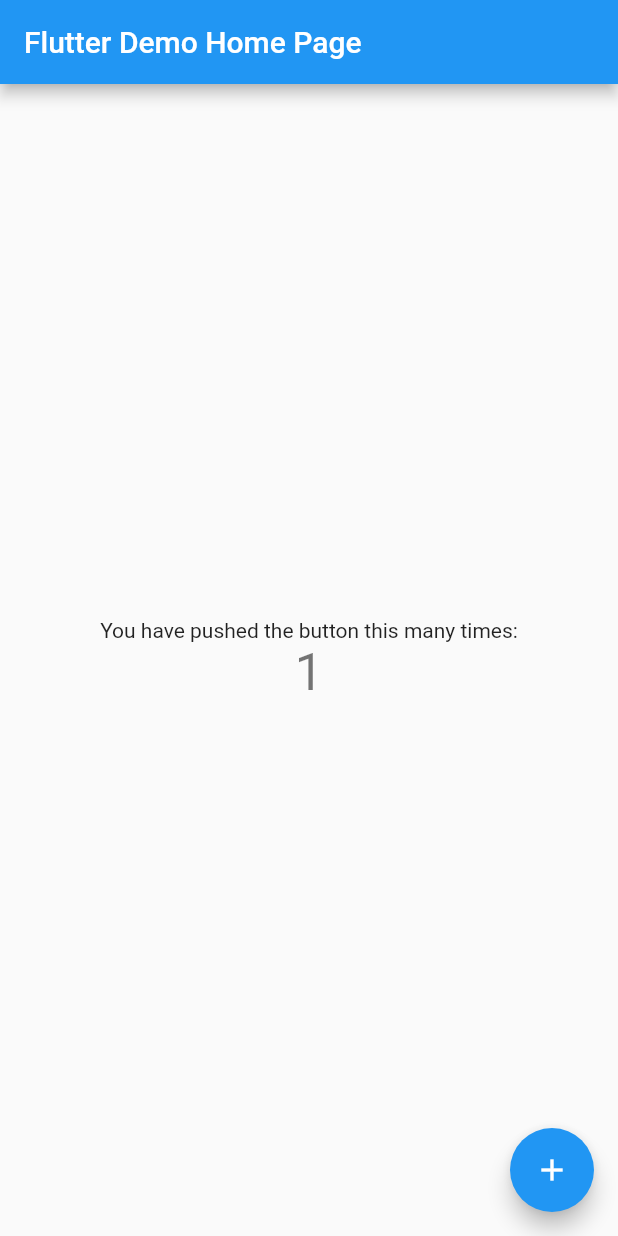
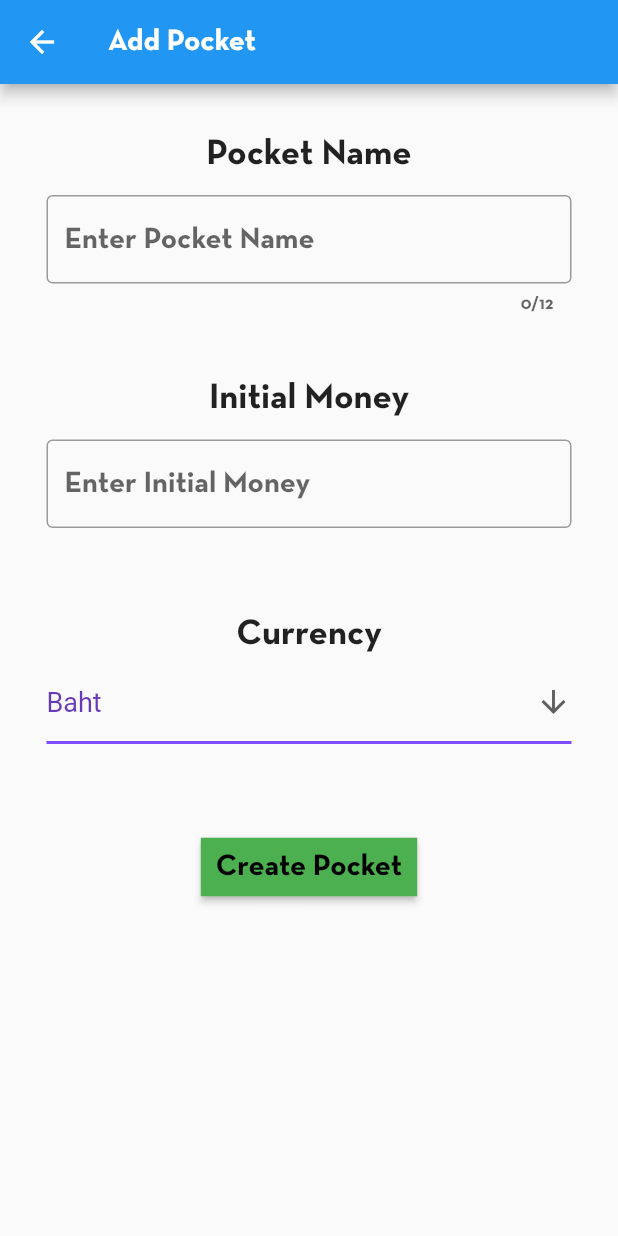
Before and after one commit to SuphasitC/my_ledger_app, a Flutter app: the screen it shows after launch, after a tap on the "add" icon, on a phone screen of 412 x 824 dp. Run offline on Flutter 3.47's test engine with Material 2 defaults, Android fonts, the phone set to English and light mode, and no system bars.

Commit message:
second commit

```diff
--- /dev/null
+++ b/lib/config/routes.dart
@@ -0,0 +1,5 @@
+class AppRoutes {
+  static const myPocket = '/';
+  static const addPocket = '/add_pocket';
+  static const interface = '/interface';
+}
--- a/lib/main.dart
+++ b/lib/main.dart
@@ -1,4 +1,9 @@
 import 'package:flutter/material.dart';
+import 'package:my_ledger_app/presentation/add_pocket.dart';
+import 'package:my_ledger_app/presentation/interface.dart';
+import 'package:my_ledger_app/presentation/my_pocket.dart';
+import 'package:my_ledger_app/my_pocket_class.dart';
+import 'package:my_ledger_app/config/routes.dart';
 
 void main() {
   runApp(MyApp());
@@ -10,54 +15,32 @@ class MyApp extends StatelessWidget {
     return MaterialApp(
       title: 'Flutter Demo',
       theme: ThemeData(
+        fontFamily: 'NeutraText',
         primarySwatch: Colors.blue,
         visualDensity: VisualDensity.adaptivePlatformDensity,
       ),
-      home: MyHomePage(title: 'Flutter Demo Home Page'),
+      onGenerateRoute: _registerRouteWithParameters,
+      // home: MyHomePage(title: 'Flutter Demo Home Page'),
+      home: MyPocket(),
+      // home: AddPocketPage(),
+      // home: Interface(
+      //   pocketName: 'Em',
+      // ),
     );
   }
 }
 
-class MyHomePage extends StatefulWidget {
-  MyHomePage({Key key, this.title}) : super(key: key);
-  final String title;
-  @override
-  _MyHomePageState createState() => _MyHomePageState();
-}
-
-class _MyHomePageState extends State<MyHomePage> {
-  int _counter = 0;
-  void _incrementCounter() {
-    setState(() {
-      _counter++;
+Route _registerRouteWithParameters(RouteSettings settings) {
+  Pocket pocket = settings.arguments;
+  if (settings.name == AppRoutes.addPocket) {
+    return MaterialPageRoute(builder: (context) {
+      return AddPocketPage();
     });
   }
-
-  @override
-  Widget build(BuildContext context) {
-    return Scaffold(
-      appBar: AppBar(
-        title: Text(widget.title),
-      ),
-      body: Center(
-        child: Column(
-          mainAxisAlignment: MainAxisAlignment.center,
-          children: <Widget>[
-            Text(
-              'You have pushed the button this many times:',
-            ),
-            Text(
-              '$_counter',
-              style: Theme.of(context).textTheme.headline4,
-            ),
-          ],
-        ),
-      ),
-      floatingActionButton: FloatingActionButton(
-        onPressed: _incrementCounter,
-        tooltip: 'Increment',
-        child: Icon(Icons.add),
-      ),
-    );
+  if (settings.name == AppRoutes.interface) {
+    return MaterialPageRoute(builder: (context) {
+      return Interface(pocket: pocket);
+    });
   }
+  return null;
 }
--- /dev/null
+++ b/lib/my_pocket_class.dart
@@ -0,0 +1,16 @@
+class Pocket {
+  final String name;
+  double initialMoney;
+  double currentMoney;
+  Pocket(this.name, this.initialMoney, this.currentMoney);
+}
+
+List<Pocket> pockets = [];
+List<Pocket> favouritePockets = [];
+
+bool isNotEmpty(List<Pocket> poc) {
+  if (poc.length == 0)
+    return false;
+  else
+    return true;
+}
--- /dev/null
+++ b/lib/presentation/add_pocket.dart
@@ -0,0 +1,60 @@
+import 'package:flutter/material.dart';
+import 'package:my_ledger_app/my_pocket_class.dart';
+import 'package:my_ledger_app/presentation/drop_down_currencies.dart';
+import 'package:my_ledger_app/presentation/input_form.dart';
+import 'package:my_ledger_app/global_storage.dart';
+
+class AddPocketPage extends StatelessWidget {
+  Pocket createPocket() {
+    String name = '';
+    double initialMoney = 0;
+    double currentMoney = initialMoney;
+    if (store.get("pocketName") != null) {
+      name = store.get("pocketName");
+    }
+    if (store.get("initialMoney") != null) {
+      initialMoney = double.parse(store.get("initialMoney"));
+      currentMoney = initialMoney;
+    }
+    return Pocket(name, initialMoney, currentMoney);
+  }
+
+  @override
+  Widget build(BuildContext context) {
+    return Scaffold(
+      resizeToAvoidBottomInset: false,
+      appBar: AppBar(
+        title: Text('Add Pocket'),
+      ),
+      body: Center(
+        child: Column(
+          mainAxisAlignment: MainAxisAlignment.start,
+          children: <Widget>[
+            NameForm(),
+            InitialMoneyForm(),
+            DropDownCurrency(),
+            Padding(
+              padding: EdgeInsets.only(top: 50),
+              child: RaisedButton(
+                onPressed: () {
+                  pockets.add(createPocket());
+                  Navigator.of(context).pop();
+                },
+                textColor: Colors.black,
+                padding: const EdgeInsets.all(0.0),
+                child: Container(
+                  decoration: const BoxDecoration(
+                    color: Colors.green,
+                  ),
+                  padding: const EdgeInsets.all(10.0),
+                  child: const Text('Create Pocket',
+                      style: TextStyle(fontSize: 20)),
+                ),
+              ),
+            ),
+          ],
+        ),
+      ),
+    );
+  }
+}
--- /dev/null
+++ b/lib/presentation/drop_down_currencies.dart
@@ -0,0 +1,57 @@
+import 'package:flutter/material.dart';
+
+class DropDownCurrency extends StatefulWidget {
+  @override
+  _DropDownCurrencyState createState() => _DropDownCurrencyState();
+}
+
+class _DropDownCurrencyState extends State<DropDownCurrency> {
+  String currency = 'Baht';
+
+  @override
+  Widget build(BuildContext context) {
+    return Column(
+      children: [
+        Padding(
+          padding: const EdgeInsets.only(top: 59, bottom: 10),
+          child: Text(
+            "Currency",
+            style: TextStyle(fontSize: 24, fontWeight: FontWeight.bold),
+          ),
+        ),
+        Container(
+          height: 60,
+          width: 350,
+          // decoration: BoxDecoration(border: Border.all(color: Colors.black)),
+          child: DropdownButton<String>(
+            isExpanded: true,
+            value: currency,
+            icon: Icon(Icons.arrow_downward),
+            iconSize: 24,
+            elevation: 16,
+            style: TextStyle(color: Colors.deepPurple),
+            underline: Container(
+              height: 2,
+              color: Colors.deepPurpleAccent,
+            ),
+            onChanged: (String newCurrency) {
+              setState(() {
+                currency = newCurrency;
+              });
+            },
+            items: <String>['Baht', 'Dollar', 'Yen', 'GBP']
+                .map<DropdownMenuItem<String>>((String value) {
+              return DropdownMenuItem<String>(
+                value: value,
+                child: Text(
+                  value,
+                  style: TextStyle(fontSize: 18),
+                ),
+              );
+            }).toList(),
+          ),
+        ),
+      ],
+    );
+  }
+}
--- /dev/null
+++ b/lib/presentation/input_form.dart
@@ -0,0 +1,114 @@
+import 'package:flutter/material.dart';
+import 'package:my_ledger_app/global_storage.dart';
+
+class NameForm extends StatefulWidget {
+  @override
+  _NameFormState createState() => _NameFormState();
+}
+
+class _NameFormState extends State<NameForm> {
+  final nameFormController = TextEditingController();
+
+  void setPocketName() {
+    store.set("pocketName", nameFormController.text);
+  }
+
+  @override
+  void dispose() {
+    nameFormController.dispose();
+    super.dispose();
+  }
+
+  @override
+  Widget build(BuildContext context) {
+    return Container(
+      width: 350,
+      child: Column(
+        children: [
+          Padding(
+            padding: const EdgeInsets.only(top: 35, bottom: 16),
+            child: Text(
+              "Pocket Name",
+              style: TextStyle(fontSize: 24, fontWeight: FontWeight.bold),
+            ),
+          ),
+          TextFormField(
+            maxLength: 12,
+            style: TextStyle(fontSize: 20.0, color: Colors.black),
+            controller: nameFormController,
+            onChanged: (text) =>
+                {setPocketName(), print("NameFormText = $text")},
+            decoration: const InputDecoration(
+              border: OutlineInputBorder(
+                  borderSide: BorderSide(color: Colors.teal)),
+              // icon: Icon(Icons.credit_card),
+              fillColor: Colors.white,
+              hintText: 'Enter Pocket Name',
+              // labelText: 'Pocket Name',
+            ),
+            validator: (String value) {
+              return value.isEmpty ? 'You should enter pocket name.' : null;
+            },
+          ),
+        ],
+      ),
+    );
+  }
+}
+
+class InitialMoneyForm extends StatefulWidget {
+  @override
+  _InitialMoneyFormState createState() => _InitialMoneyFormState();
+}
+
+class _InitialMoneyFormState extends State<InitialMoneyForm> {
+  final moneyFormController = TextEditingController();
+
+  void setPocketMoney() {
+    String initialMoney = moneyFormController.text;
+    store.set("initialMoney", initialMoney);
+  }
+
+  @override
+  void dispose() {
+    moneyFormController.dispose();
+    super.dispose();
+  }
+
+  @override
+  Widget build(BuildContext context) {
+    return Container(
+      width: 350,
+      child: Column(
+        children: [
+          Padding(
+            padding: const EdgeInsets.only(top: 45, bottom: 16),
+            child: Text(
+              "Initial Money",
+              style: TextStyle(fontSize: 24, fontWeight: FontWeight.bold),
+            ),
+          ),
+          TextFormField(
+            style: TextStyle(fontSize: 20.0, color: Colors.black),
+            controller: moneyFormController,
+            onChanged: (text) =>
+                {setPocketMoney(), print("MoneyFormText = $text")},
+            decoration: const InputDecoration(
+              border: OutlineInputBorder(
+                  borderSide: BorderSide(color: Colors.teal)),
+              // icon: Icon(Icons.credit_card),
+              fillColor: Colors.white,
+              hintText: 'Enter Initial Money',
+              // labelText: 'Pocket Name',
+            ),
+            validator: (String value) {
+              return value.isEmpty
+                  ? 'You should enter your initail money.'
+                  : null;
+            },
+          ),
+        ],
+      ),
+    );
+  }
+}
--- /dev/null
+++ b/lib/presentation/my_pocket.dart
@@ -0,0 +1,91 @@
+import 'package:flutter/material.dart';
+import 'package:my_ledger_app/config/routes.dart';
+import 'package:my_ledger_app/my_pocket_class.dart';
+
+class MyPocket extends StatefulWidget {
+  MyPocket({Key key}) : super(key: key);
+
+  @override
+  _MyPocketState createState() => _MyPocketState();
+}
+
+class _MyPocketState extends State<MyPocket> {
+  @override
+  Widget build(BuildContext context) {
+    return Scaffold(
+      appBar: AppBar(
+        title: Text('My Pocket'),
+      ),
+      body: isNotEmpty(pockets)
+          ? ListView.builder(
+              itemCount: pockets.length,
+              itemBuilder: (context, index) => Card(
+                  color: Colors.orange[300],
+                  child: ListTile(
+                    title: Text(
+                      pockets[index].name,
+                      style: TextStyle(
+                        color: Colors.white,
+                        fontSize: 30.0,
+                        shadows: [
+                          Shadow(
+                              offset: Offset(-1.5, -1.5), color: Colors.black),
+                          Shadow(
+                              offset: Offset(1.5, -1.5), color: Colors.black),
+                          Shadow(offset: Offset(1.5, 1.5), color: Colors.black),
+                          Shadow(
+                              offset: Offset(-1.5, 1.5), color: Colors.black),
+                        ],
+                      ),
+                    ),
+                    trailing: Text(
+                      pockets[index].currentMoney.toString(),
+                      textScaleFactor: 2.0,
+                      style: TextStyle(
+                        color: Colors.white,
+                        fontWeight: FontWeight.bold,
+                        shadows: [
+                          Shadow(
+                              offset: Offset(-1.5, -1.5), color: Colors.black),
+                          Shadow(
+                              offset: Offset(1.5, -1.5), color: Colors.black),
+                          Shadow(offset: Offset(1.5, 1.5), color: Colors.black),
+                          Shadow(
+                              offset: Offset(-1.5, 1.5), color: Colors.black),
+                        ],
+                      ),
+                    ),
+                    onTap: () => {
+                      Navigator.of(context).pop(),
+                      Navigator.of(context).pushNamed(AppRoutes.interface,
+                          arguments: pockets[index])
+                    },
+                  )),
+            )
+          : Center(
+              child: Column(
+                mainAxisAlignment: MainAxisAlignment.center,
+                children: <Widget>[
+                  Text(
+                    "You don't have any pocket yet.",
+                    style:
+                        TextStyle(fontSize: 22.0, fontWeight: FontWeight.bold),
+                  ),
+                  Text("Please create a new one.",
+                      style: TextStyle(
+                          fontSize: 22.0, fontWeight: FontWeight.bold)),
+                ],
+              ),
+            ),
+      floatingActionButton: FloatingActionButton(
+        onPressed: () => {
+          Navigator.of(context)
+              .pushNamed(AppRoutes.addPocket)
+              .then((value) => this.setState(() {})),
+        },
+        tooltip: 'Add Pocket',
+        child: Icon(Icons.add),
+      ),
+    );
+  }
+}
```
Also changed, not shown: lib/global_storage.dart (added, +11 -0 lines), lib/presentation/interface.dart (added, +146 -0 lines), pubspec.yaml (+6 -11 lines), fonts/NeutraText-Bold.otf (added), fonts/NeutraText-BoldItalic.otf (added), fonts/NeutraText-Book.otf (added), fonts/NeutraText-BookItalic.otf (added).
